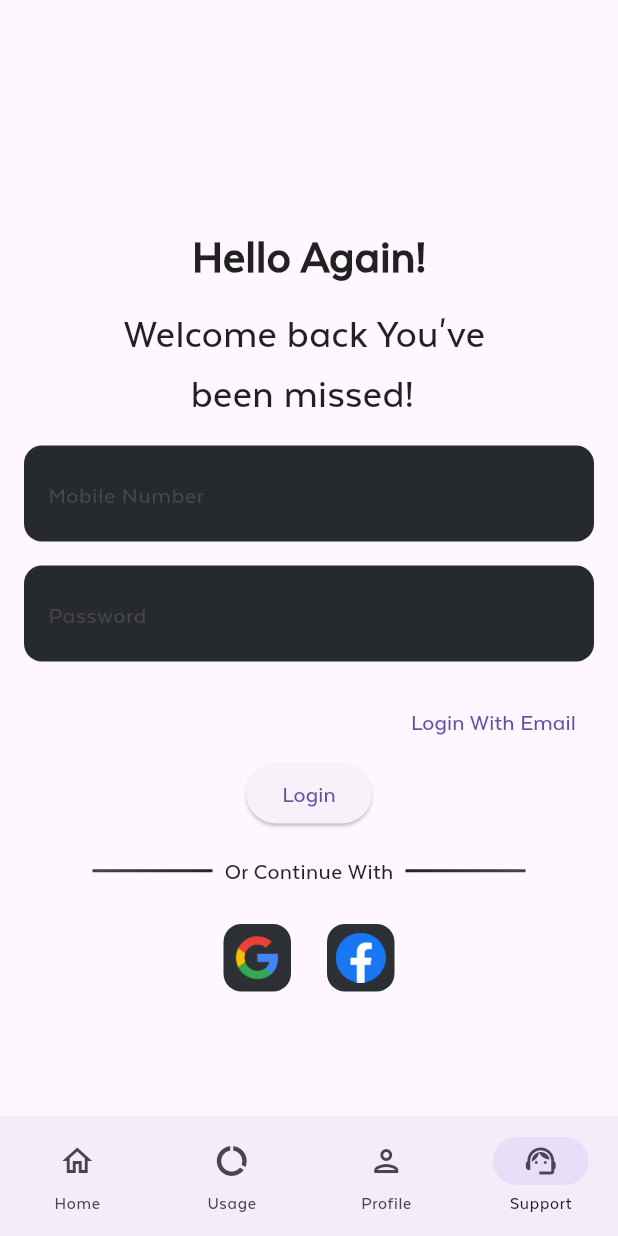
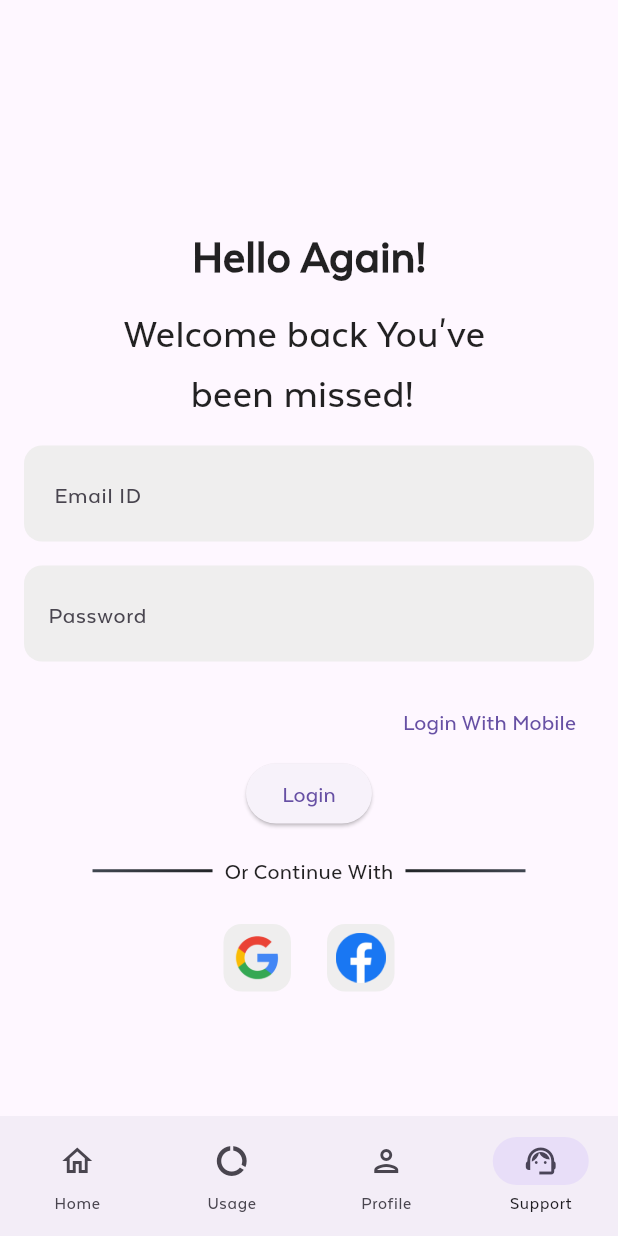
Before and after one commit to yashin4112/bynry-flutter-task, a Flutter app: the screen it shows after launch, item 4 of the bottom bar chosen, on a phone screen of 412 x 824 dp. Run offline on Flutter 3.47's test engine with Material 3 defaults, Android fonts, the phone set to English and light mode, and no system bars; our stand-ins replace flutter_riverpod, flutter_svg, hive_flutter; accounts and stored records are empty; network calls fail.

Commit message:
theme added

```diff
--- a/lib/main.dart
+++ b/lib/main.dart
@@ -2,10 +2,20 @@ import 'package:flutter/material.dart';
 import 'package:flutter_riverpod/flutter_riverpod.dart';
 
 import 'modules/base/view.dart';
+import 'provider/database.dart';
+import 'provider/theme.dart';
 
 
-void main() {
-  runApp(const MyApp());
+Future<void> main() async {
+  WidgetsFlutterBinding.ensureInitialized();
+  await DatabaseProvider().initiateDatabase();
+
+
+  runApp(
+    const ProviderScope(
+      child: MyApp(),
+    ),
+  );
 }
 
 class MyApp extends ConsumerWidget {
@@ -19,11 +29,12 @@ class MyApp extends ConsumerWidget {
       ).copyWith(
           textTheme: Typography().black.apply(fontFamily: 'TextaAltMedium'),
         ),
-      // darkTheme: ThemeData.dark(
-      //   useMaterial3: true,
-      // ).copyWith(
-      //     textTheme: Typography().white.apply(fontFamily: 'TextaAltMedium'),
-      //   ),
+        darkTheme: ThemeData.dark(
+          useMaterial3: true,
+        ).copyWith(
+          textTheme: Typography().white.apply(fontFamily: 'TextaAltMedium'),
+        ),
+        themeMode: ref.watch(themesProvider),
       home: const BaseView(),
     );
   }
--- a/lib/modules/auth/ui.dart
+++ b/lib/modules/auth/ui.dart
@@ -1,15 +1,19 @@
 import 'package:flutter/material.dart';
 
-class AuthView extends StatefulWidget {
+import '../../provider/theme.dart';
+import 'package:flutter_riverpod/flutter_riverpod.dart';
+
+
+class AuthView extends ConsumerStatefulWidget {
   const AuthView({super.key});
 
   @override
-  State<AuthView> createState() => _AuthViewState();
+  ConsumerState<ConsumerStatefulWidget> createState() => _AuthViewState();
 }
 
-class _AuthViewState extends State<AuthView> {
-  bool isMobileEnabled = true;
-  TextEditingController t = TextEditingController();
+class _AuthViewState extends ConsumerState<AuthView> {
+  var isMobileEnabled = false;
+
   @override
   Widget build(BuildContext context) {
     return Scaffold(
@@ -30,10 +34,11 @@ class _AuthViewState extends State<AuthView> {
                       style: TextStyle(
                           fontFamily: 'TextaAltMedium',
                           fontSize: 32,
-                        fontWeight: FontWeight.w700
+                          fontWeight: FontWeight.w700),
                     ),
+                    const SizedBox(
+                      height: 8.0,
                     ),
-                    const SizedBox(height: 8.0,),
                     Container(
                       alignment: Alignment.center,
                       child: const Center(
@@ -42,17 +47,20 @@ class _AuthViewState extends State<AuthView> {
                           style: TextStyle(
                               fontFamily: 'TextaAltMedium',
                               fontSize: 28,
-                            fontWeight: FontWeight.w200
+                              fontWeight: FontWeight.w200),
                         ),
                       ),
                     ),
+                    const SizedBox(
+                      height: 16.0,
                     ),
-                    const SizedBox(height: 16.0,),
                     Container(
                       padding: const EdgeInsets.all(8.0),
                       decoration: BoxDecoration(
                         // boxShadow: boxShadow(),
-                        color: const Color.fromARGB(255, 38, 42, 47),
+                        // color: const Color.fromARGB(255, 38, 42, 47),
+                        color: ref.watch(themesProvider) == ThemeMode.dark ? const Color.fromARGB(255, 38, 42, 47) : const Color(0xFFEFEEEE),
+
                         borderRadius: BorderRadius.circular(12.0),
                       ),
                       child: TextFormField(
@@ -60,27 +68,30 @@ class _AuthViewState extends State<AuthView> {
                         style: const TextStyle(
                             fontFamily: 'TextaAltMedium',
                             fontSize: 16,
-                          fontWeight: FontWeight.w200
-                        ),
+                            fontWeight: FontWeight.w200),
                         decoration: InputDecoration(
                           contentPadding: EdgeInsets.all(8.0),
-                          hintText: (isMobileEnabled) ? "Mobile Number" : " Email ID",
+                          hintText: (isMobileEnabled)
+                              ? "Mobile Number"
+                              : " Email ID",
                           hintStyle: const TextStyle(
                               fontFamily: 'TextaAltMedium',
                               fontSize: 16,
-                            fontWeight: FontWeight.w200
-                          ),
+                              fontWeight: FontWeight.w200),
                           border: InputBorder.none
-
                         ),
                       ),
                     ),
-                    const SizedBox(height: 16.0,),
+                    const SizedBox(
+                      height: 16.0,
+                    ),
                     Container(
                       padding: const EdgeInsets.all(8.0),
                       decoration: BoxDecoration(
                         // boxShadow: boxShadow(),
-                        color: const Color.fromARGB(255, 38, 42, 47),
+                        // color: const Color.fromARGB(255, 38, 42, 47),
+                        color: ref.watch(themesProvider) == ThemeMode.dark ? const Color.fromARGB(255, 38, 42, 47) : const Color(0xFFEFEEEE),
+
                         borderRadius: BorderRadius.circular(12.0),
                       ),
                       child: TextFormField(
@@ -88,52 +99,54 @@ class _AuthViewState extends State<AuthView> {
                         style: const TextStyle(
                             fontFamily: 'TextaAltMedium',
                             fontSize: 16,
-                          fontWeight: FontWeight.w200
-                        ),
+                            fontWeight: FontWeight.w200),
                         decoration: const InputDecoration(
                             contentPadding: EdgeInsets.all(8.0),
                             hintText: "Password",
                             hintStyle: TextStyle(
                                 fontFamily: 'TextaAltMedium',
                                 fontSize: 16,
-                            fontWeight: FontWeight.w200
-                          ),
-                          border: InputBorder.none
+                                fontWeight: FontWeight.w200),
+                            border: InputBorder.none),
                       ),
                     ),
+                    const SizedBox(
+                      height: 16.0,
                     ),
-                    const SizedBox(height: 16.0,),
                     Row(
                       mainAxisAlignment: MainAxisAlignment.spaceBetween,
                       children: [
                         Spacer(),
                         TextButton(
-                          onPressed: ()=> setState(() => isMobileEnabled = !isMobileEnabled),
+                          onPressed: () => setState(
+                              () => isMobileEnabled = !isMobileEnabled),
                           child: Text(
-                            (isMobileEnabled) ? 'Login With Email' : 'Login With Mobile',
+                            (isMobileEnabled)
+                                ? 'Login With Email'
+                                : 'Login With Mobile',
                             style: const TextStyle(
                                 fontFamily: 'TextaAltMedium',
                                 fontSize: 16,
-                              fontWeight: FontWeight.w200
-                            ),
+                                fontWeight: FontWeight.w200),
                           ),
                         ),
                       ],
                     ),
                     Center(
                       child: ElevatedButton(
-                        onPressed: (){},
+                        onPressed: () {},
                         child: const Text(
                           "Login",
                           style: TextStyle(
                               fontFamily: 'TextaAltMedium',
                               fontSize: 16,
-                            fontWeight: FontWeight.w200
+                              fontWeight: FontWeight.w200),
                         ),
                       ),
                     ),
+                    const SizedBox(
+                      height: 16.0,
                     ),
-                    const SizedBox(height: 16.0,),
                     Row(
                       crossAxisAlignment: CrossAxisAlignment.center,
                       mainAxisAlignment: MainAxisAlignment.center,
@@ -145,24 +158,22 @@ class _AuthViewState extends State<AuthView> {
                             gradient: LinearGradient(
                                 begin: Alignment.centerLeft,
                                 end: Alignment.centerRight,
-                              colors: setGradient()
+                                colors: setGradient()),
                           ),
                         ),
+                        const SizedBox(
+                          width: 8.0,
                         ),
-
-                        const SizedBox(width: 8.0,),
-
                         const Text(
                           'Or Continue With',
                           style: TextStyle(
                               fontFamily: 'TextaAltMedium',
                               fontSize: 16,
-                            fontWeight: FontWeight.w200
+                              fontWeight: FontWeight.w200),
                         ),
+                        const SizedBox(
+                          width: 8.0,
                         ),
-
-                        const SizedBox(width: 8.0,),
-
                         Container(
                           width: 80,
                           height: 2.0,
@@ -170,31 +181,41 @@ class _AuthViewState extends State<AuthView> {
                             gradient: LinearGradient(
                                 begin: Alignment.centerRight,
                                 end: Alignment.centerLeft,
-                              colors: setGradient()
-                            ),
+                                colors: setGradient()),
                           ),
                         ),
                       ],
                     ),
-                    const SizedBox(height: 24.0,),
+                    const SizedBox(
+                      height: 24.0,
+                    ),
                     Row(
                       mainAxisAlignment: MainAxisAlignment.center,
                       children: [
                         Container(
                           padding: const EdgeInsets.all(5.0),
                           decoration: BoxDecoration(
-                            color: const Color.fromARGB(255, 44, 48, 53), //: const Color(0xFFEFEEEE),
+                            // color: const Color.fromARGB(
+                            //     255, 44, 48, 53),
+                            ////: const Color(0xFFEFEEEE),
+                            color: ref.watch(themesProvider) == ThemeMode.dark ? const Color.fromARGB(255, 38, 42, 47) : const Color(0xFFEFEEEE),
+
                             borderRadius: BorderRadius.circular(12.0),
                           ),
                           height: 45,
                           width: 45,
                           child: Image.asset('assets/images/google.png'),
                         ),
-                        const SizedBox(width: 24.0,),
+                        const SizedBox(
+                          width: 24.0,
+                        ),
                         Container(
                           padding: const EdgeInsets.all(6.0),
                           decoration: BoxDecoration(
-                            color:const Color.fromARGB(255, 44, 48, 53), // : const Color(0xFFEFEEEE),
+                            // color: const Color.fromARGB(
+                            //     255, 44, 48, 53), // : const Color(0xFFEFEEEE),
+                            color: ref.watch(themesProvider) == ThemeMode.dark ? const Color.fromARGB(255, 38, 42, 47) : const Color(0xFFEFEEEE),
+
                             borderRadius: BorderRadius.circular(12.0),
                           ),
                           height: 45,
@@ -215,8 +236,9 @@ class _AuthViewState extends State<AuthView> {
       ),
     );
   }
+}
 
-    List<BoxShadow> boxShadow(){
+  List<BoxShadow> boxShadow() {
     // if (ref.watch(themesProvider) == ThemeMode.dark) {
     return [
       BoxShadow(
@@ -247,8 +269,7 @@ class _AuthViewState extends State<AuthView> {
     // }
   }
 
-  List<Color> setGradient(){
-
+  List<Color> setGradient() {
     // if (ref.watch(themesProvider) == ThemeMode.dark) {
     return const [
       Color.fromARGB(255, 65, 71, 81),
@@ -263,4 +284,3 @@ class _AuthViewState extends State<AuthView> {
     //     ];
     //   }
   }
-}
```
Also changed, not shown: lib/modules/home/ui.dart (+89 -46 lines), lib/provider/database.dart (added, +25 -0 lines), lib/provider/theme.dart (added, +30 -0 lines), 1 other file. Lines whose indentation alone changed are shown as unchanged.
